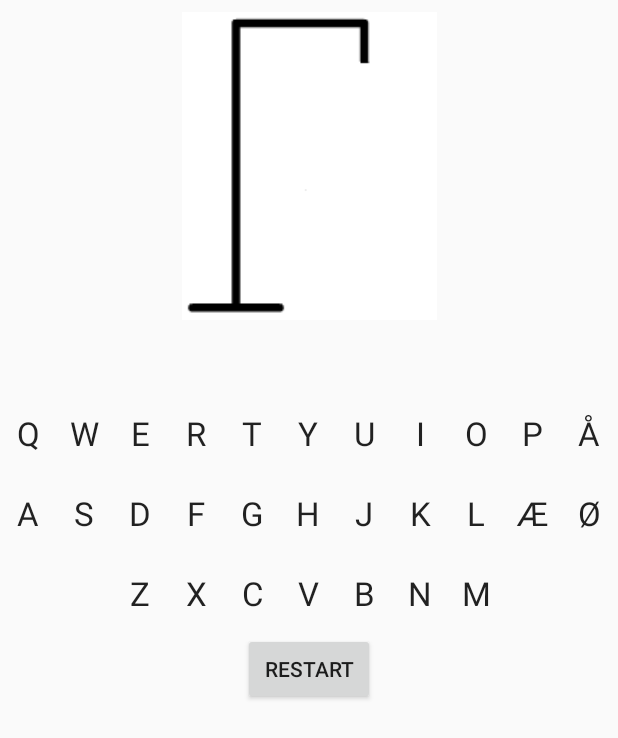
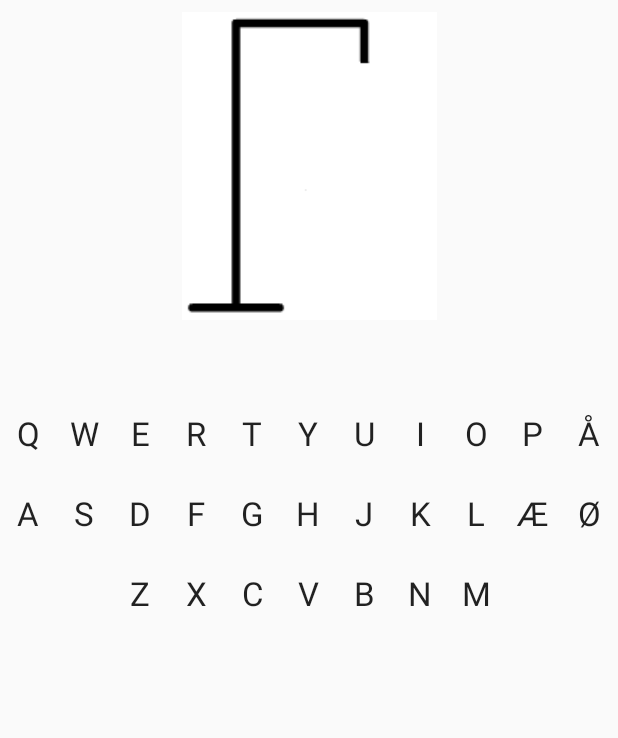
Before and after one commit to kpenov16/MinGalgeleg, an Android app: the layout activity_main.xml on its own in the app's theme, with its tools: preview values and no code run, on a phone screen of 412 x 824 dp. Shown: the top 738 px of the screen. Run offline under Robolectric (Android 15) with nearby library versions, the light colour scheme and no system bars; network calls fail.

Commit message:
get rid of restart button - new requirements - (only 3/4 states - start, play, win/lose state)

```diff
--- a/app/src/main/java/dk/kaloyan/mingalgeleg/GameViewModel.java
+++ b/app/src/main/java/dk/kaloyan/mingalgeleg/GameViewModel.java
@@ -11,7 +11,6 @@ public class GameViewModel extends ViewModel {
 
     public static final String KEY_CURRENT_GUESS = "dk.kaloyan.mingalgeleg.CURRENT_GUESS";
     public static final String KEY_WRONG_COUNT = "dk.kaloyan.mingalgeleg.WRONG_COUNT";
-    public boolean restartButton = false;
 
     public void saveState(Bundle outState) {
         outState.putString(KEY_CURRENT_GUESS, currentGuess);
--- a/app/src/main/java/dk/kaloyan/mingalgeleg/OutputWorkerImpl.java
+++ b/app/src/main/java/dk/kaloyan/mingalgeleg/OutputWorkerImpl.java
@@ -32,7 +32,6 @@ public class OutputWorkerImpl implements OutputPort {
     public void presentLoseGame(String ordet, int antalForkerteBogstaver, ArrayList<String> brugteBogstaver) {
         viewModel.wrongCount = antalForkerteBogstaver;
         viewModel.currentGuess = "You LOSE!!!\nOrdet var: " + ordet + "\nForkerte gæt: " + antalForkerteBogstaver + "\nBrugte bogstaver: " + brugteBogstaver.toString();
-        viewModel.restartButton = true;
         view.show(viewModel);
     }
 }
--- a/app/src/main/res/layout/activity_main.xml
+++ b/app/src/main/res/layout/activity_main.xml
@@ -75,15 +75,6 @@
         app:layout_constraintStart_toStartOf="parent"
         app:layout_constraintTop_toBottomOf="@+id/textViewWordToGuess" />
 
-    <Button
-        android:id="@+id/buttonRestart"
-        android:layout_width="wrap_content"
-        android:layout_height="wrap_content"
-        android:text="Restart"
-        app:layout_constraintEnd_toEndOf="parent"
-        app:layout_constraintStart_toStartOf="@+id/include"
-        app:layout_constraintTop_toBottomOf="@+id/include" />
-
     <TextView
         android:id="@+id/textViewPlayerName"
         android:layout_width="wrap_content"
```
Also changed, not shown: app/src/main/java/dk/kaloyan/mingalgeleg/MainActivity.java (+2 -26 lines).
